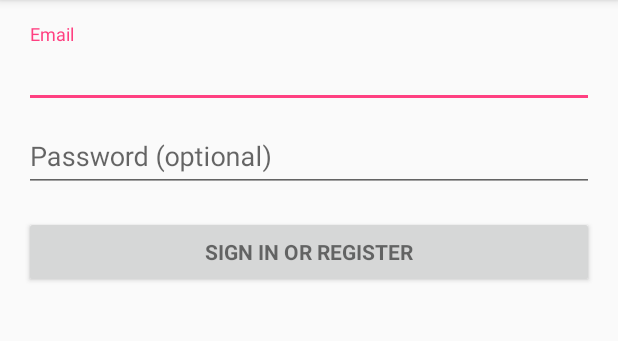
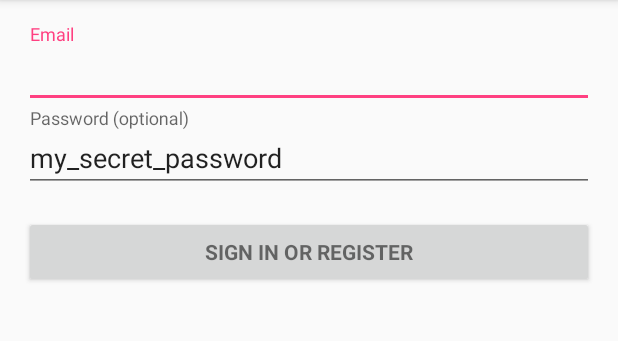
Before and after one commit to gelldur/msc-thesis, an Android app: the screen it shows after launch (LoginActivity), on a phone screen of 412 x 824 dp, the part 84-425 px from its top. Run offline under Robolectric (Android 15) with nearby library versions, the phone set to English and light mode, and no system bars; 2 statements that could not run were skipped.

Commit message:
Add reading secret data

```diff
--- a/project/SecureMe/app/src/main/java/drozd/dawid/dexode/com/secureme/LoginActivity.java
+++ b/project/SecureMe/app/src/main/java/drozd/dawid/dexode/com/secureme/LoginActivity.java
@@ -50,6 +50,8 @@ public class LoginActivity extends AppCompatActivity implements LoaderCallbacks<
      */
     private UserLoginTask mAuthTask = null;
 
+    private SecuredData _secureData = new SecuredData();
+
     // UI references.
     private AutoCompleteTextView mEmailView;
     private EditText mPasswordView;
@@ -75,6 +77,7 @@ public class LoginActivity extends AppCompatActivity implements LoaderCallbacks<
                 return false;
             }
         });
+        mPasswordView.setText(SecuredData.getPassword());
 
         Button mEmailSignInButton = (Button) findViewById(R.id.email_sign_in_button);
         mEmailSignInButton.setOnClickListener(new OnClickListener() {
--- a/project/SecureMe/app/src/main/java/drozd/dawid/dexode/com/secureme/SecuredData.java
+++ b/project/SecureMe/app/src/main/java/drozd/dawid/dexode/com/secureme/SecuredData.java
@@ -60,6 +60,10 @@ public class SecuredData {
         }
     }
 
+    public static String getPassword() {
+        return _password;
+    }
+
     ///My secret field
     private static final String _password = "my_secret_password";
 
--- a/project/SecureMe/app/src/main/res/layout/activity_login.xml
+++ b/project/SecureMe/app/src/main/res/layout/activity_login.xml
@@ -57,7 +57,7 @@
 						android:imeActionId="@+id/login"
 						android:imeActionLabel="@string/action_sign_in_short"
 						android:imeOptions="actionUnspecified"
-						android:inputType="textPassword"
+						android:inputType="text"
 						android:maxLines="1"
 						android:singleLine="true"/>
 
```
